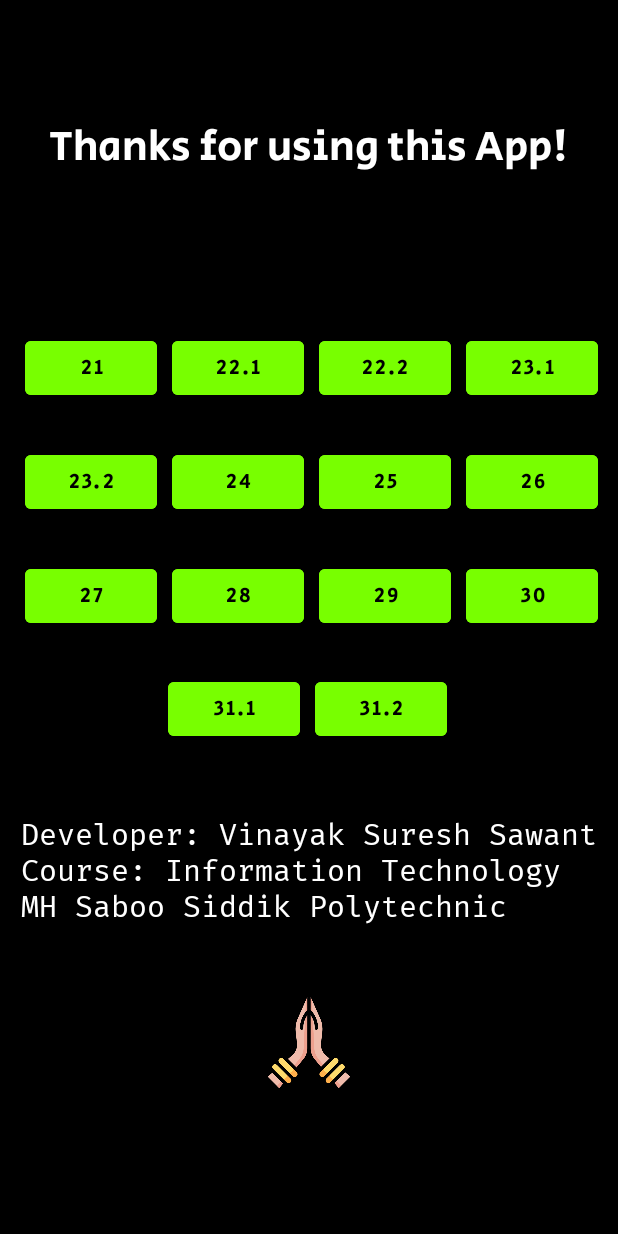
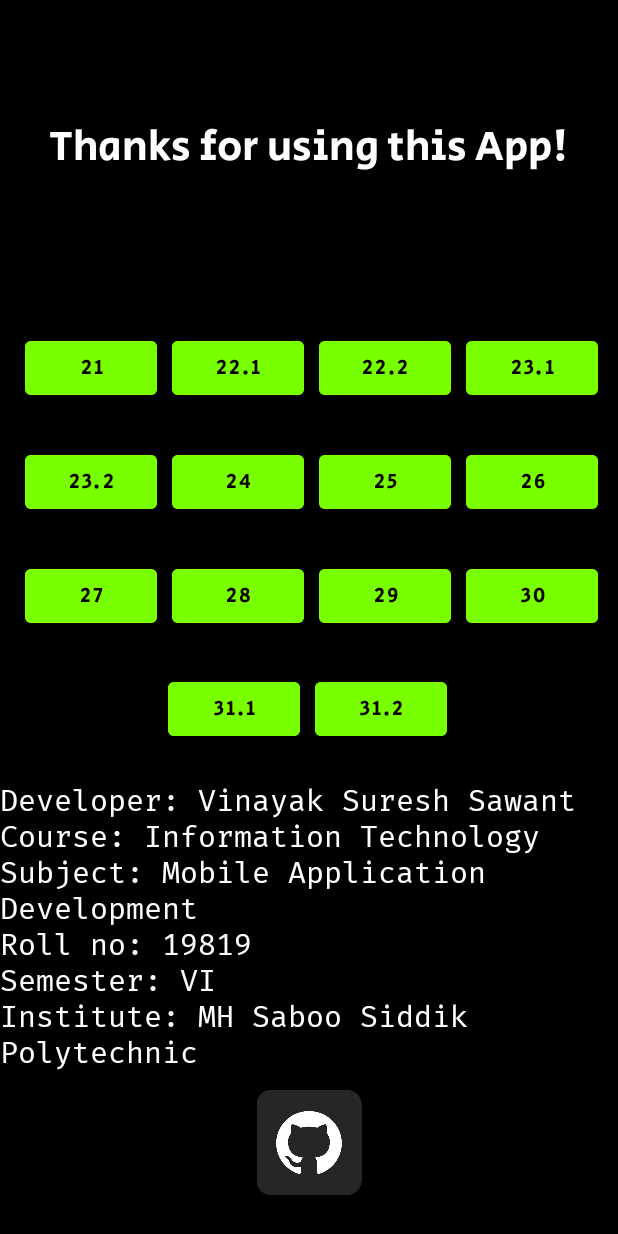
Before and after one commit to VinayakSawant859/CollegeAndroidProgramming, an Android app: the MainPage2 screen opened directly, with no data from a screen before it, after a tap on "Thanks for using this App!", on a phone screen of 412 x 824 dp. Run offline under Robolectric (Android 15) with nearby library versions, the phone set to English and light mode, and no system bars; our stand-ins replace ButterKnife.

Commit message:
Final Commit

```diff
--- a/app/src/main/java/com/example/collegeandroidprograms/MainPage2.java
+++ b/app/src/main/java/com/example/collegeandroidprograms/MainPage2.java
@@ -1,6 +1,7 @@
 package com.example.collegeandroidprograms;
 
 import android.content.Intent;
+import android.net.Uri;
 import android.os.Bundle;
 import android.view.GestureDetector;
 import android.view.MotionEvent;
@@ -154,8 +155,20 @@
             public void onClick(View view) {
                 authorINFO.setText("Developer: Vinayak Suresh Sawant\n" +
                                     "Course: Information Technology\n" +
-                                    "MH Saboo Siddik Polytechnic");
-                thanksIMG.setImageResource(R.drawable.namaste);
+                                    "Subject: Mobile Application Development\n"+
+                                    "Roll no: 19819\n"+
+                                    "Semester: VI\n"+
+                                    "Institute: MH Saboo Siddik Polytechnic");
+                thanksIMG.setImageResource(R.drawable.github);
+            }
+        });
+
+        thanksIMG.setOnClickListener(new View.OnClickListener() {
+            @Override
+            public void onClick(View view) {
+                Intent i = new Intent(Intent.ACTION_VIEW);
+                i.setData(Uri.parse("https://github.com/VinayakSawant859/CollegeAndroidProgramming.git"));
+                startActivity(i);
             }
         });
     }
--- a/app/src/main/res/layout/activity_hello_world2.xml
+++ b/app/src/main/res/layout/activity_hello_world2.xml
@@ -40,10 +40,11 @@
         app:layout_constraintLeft_toLeftOf="parent"
         app:layout_constraintRight_toRightOf="parent"
         app:layout_constraintStart_toStartOf="parent"
-        app:layout_constraintTop_toTopOf="parent"
-        app:layout_constraintVertical_bias="0.728" />
+        app:layout_constraintTop_toBottomOf="@+id/linearLayout4"
+        app:layout_constraintVertical_bias="0.179" />
 
     <LinearLayout
+        android:id="@+id/linearLayout4"
         android:layout_width="wrap_content"
         android:layout_height="wrap_content"
         android:orientation="horizontal"
@@ -293,14 +294,14 @@
 
     <ImageView
         android:id="@+id/thanksIMG"
-        android:layout_width="113dp"
-        android:layout_height="65dp"
+        android:layout_width="80dp"
+        android:layout_height="80dp"
         android:layout_marginBottom="32dp"
         android:forceDarkAllowed="false"
+        android:paddingTop="10dp"
         app:layout_constraintBottom_toBottomOf="parent"
         app:layout_constraintEnd_toEndOf="parent"
         app:layout_constraintStart_toStartOf="parent"
         app:layout_constraintTop_toBottomOf="@+id/authorINFO"
-        app:layout_constraintVertical_bias="0.387"
-        />
+        app:layout_constraintVertical_bias="0.387" />
 </androidx.constraintlayout.widget.ConstraintLayout>
```
